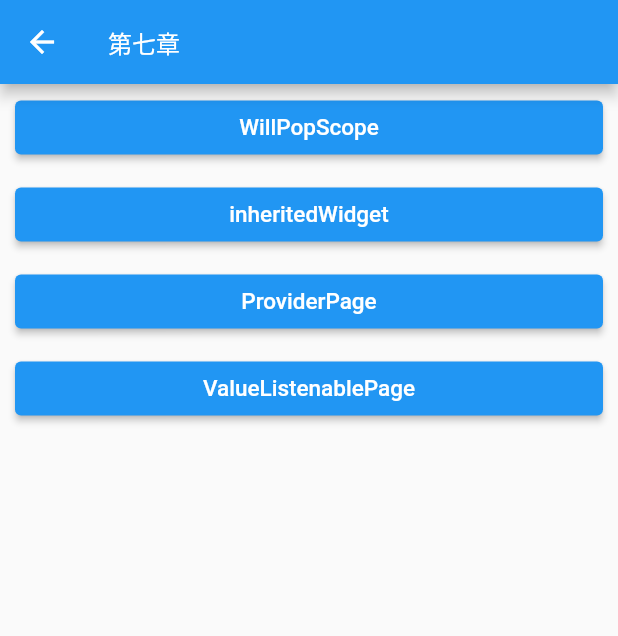
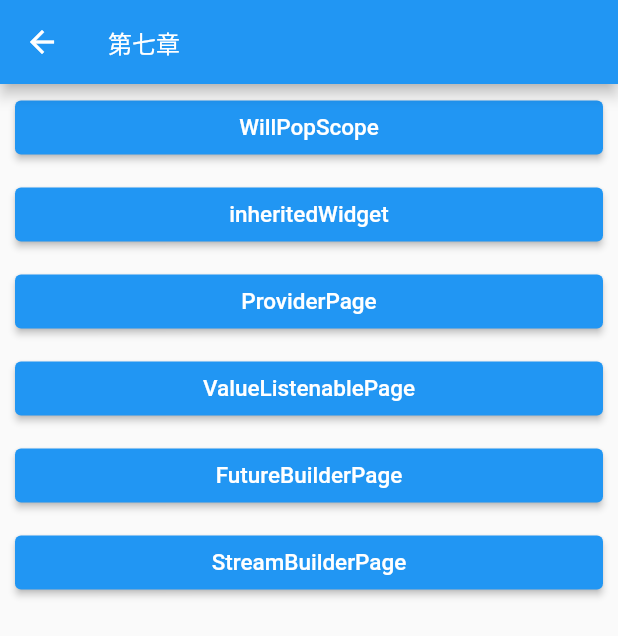
Before and after one commit to lxqljc/flutter_demo, a Flutter app: the Chapt07Page screen opened directly, on a phone screen of 412 x 824 dp. Shown: the top 636 px of the screen. Run offline on Flutter 3.47's test engine with Material 2 defaults, Android fonts, the phone set to English and light mode, and no system bars.

Commit message:
feat: FutureBuilder和StreamBuilder用法

```diff
--- a/lib/chapter07/chapt07_page.dart
+++ b/lib/chapter07/chapt07_page.dart
@@ -27,9 +27,22 @@ class Chapt07Page extends StatelessWidget {
             case 'ValueListenablePage':
               RouteUtils.push(name: '/chapter07/ValueListenablePage');
               break;
+            case 'FutureBuilderPage':
+              RouteUtils.push(name: '/chapter07/FutureBuilderPage');
+              break;
+              case 'StreamBuilderPage':
+              RouteUtils.push(name: '/chapter07/StreamBuilderPage');
+              break;
           }
         },
-        texts: const ['WillPopScope', 'inheritedWidget', 'ProviderPage', 'ValueListenablePage'],
+        texts: const [
+          'WillPopScope',
+          'inheritedWidget',
+          'ProviderPage',
+          'ValueListenablePage',
+          'FutureBuilderPage',
+          'StreamBuilderPage',
+        ],
       ),
       title: '第七章',
     );
--- a/lib/utils/route_utils.dart
+++ b/lib/utils/route_utils.dart
@@ -1,7 +1,9 @@
 import 'package:flutter/material.dart';
 import 'package:flutter_demo/chapter07/chapt07_page.dart';
 import 'package:flutter_demo/chapter07/custom_provider/provider_page.dart';
+import 'package:flutter_demo/chapter07/future_builder_page.dart';
 import 'package:flutter_demo/chapter07/inherited_widget_page.dart';
+import 'package:flutter_demo/chapter07/stream_builder_page.dart';
 import 'package:flutter_demo/chapter07/will_pop_scope_page.dart';
 
 /// User: xiaoquanluo
@@ -27,6 +29,10 @@ class RouteUtils {
             return const ProviderPage();
           case '/chapter07/ValueListenablePage':
             return const ProviderPage();
+          case '/chapter07/FutureBuilderPage':
+            return const FutureBuilderPage();
+          case '/chapter07/StreamBuilderPage':
+            return const StreamBuilderPage();
         }
         return const SizedBox.shrink();
       }),
```
Also changed, not shown: lib/chapter07/future_builder_page.dart (added, +41 -0 lines), lib/chapter07/stream_builder_page.dart (added, +43 -0 lines).
